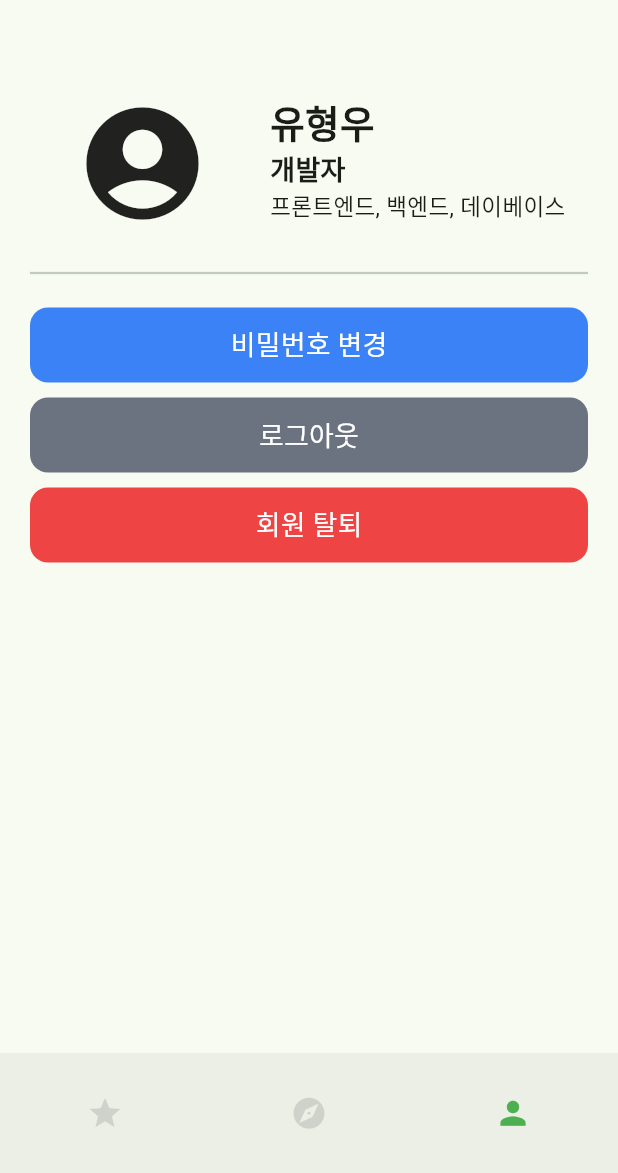
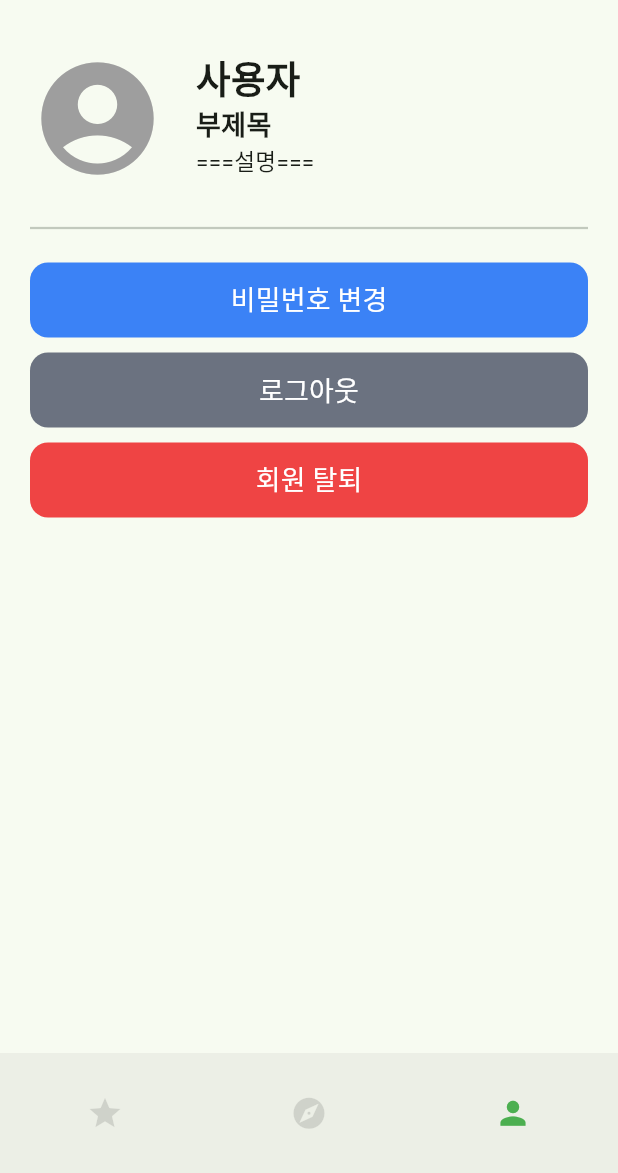
Before and after one commit to LeeHuSeong/EVFinder, a Flutter app: the MainView screen opened directly, item 3 of the bottom bar chosen, on a phone screen of 412 x 824 dp, the part 63-1236 px from its top. Run offline on Flutter 3.47's test engine with Material 3 defaults, Android fonts, the phone set to English and light mode, and no system bars; our stand-ins replace cloud_firestore, firebase_auth, firebase_core, geolocator, get, google_sign_in and 2 more; missing offline and left inert: flutter_naver_map, flutter_sliding_box; accounts and stored records are empty.

Commit message:
profile card overflow 수정

```diff
--- a/evfinder/lib/View/widget/profile_card.dart
+++ b/evfinder/lib/View/widget/profile_card.dart
@@ -10,23 +10,23 @@ class ProfileCard extends StatelessWidget {
         // Navigator.push(context, MaterialPageRoute(builder: (context) =>));
       },
       child: Padding(
-        padding: const EdgeInsets.only(left: 50.0, top: 50),
+        padding: const EdgeInsets.only(left: 20.0, top: 20),
         child: Row(
           mainAxisAlignment: MainAxisAlignment.start,
           crossAxisAlignment: CrossAxisAlignment.start,
           children: [
-            Icon(Icons.account_circle, size: 90),
-            SizedBox(width: 40),
+            Icon(Icons.account_circle, size: 90, color: Colors.grey),
+            SizedBox(width: MediaQuery.of(context).size.width * 0.05),
             Padding(
               padding: const EdgeInsets.only(right: 15.0),
               child: Column(
                 crossAxisAlignment: CrossAxisAlignment.start,
                 children: [
-                  Text("유형우", style: TextStyle(fontSize: 25, fontWeight: FontWeight.bold)),
-                  Text("개발자", style: TextStyle(fontSize: 18, fontWeight: FontWeight.w600)),
+                  Text("사용자", style: TextStyle(fontSize: 25, fontWeight: FontWeight.bold)),
+                  Text("부제목", style: TextStyle(fontSize: 18, fontWeight: FontWeight.w600)),
                   SizedBox(
                     width: 200,
-                    child: Text("프론트엔드, 백엔드, 데이베이스", style: TextStyle(fontSize: 15, fontWeight: FontWeight.w400), softWrap: true),
+                    child: Text("===설명===", style: TextStyle(fontSize: 15, fontWeight: FontWeight.w400), softWrap: true),
                   ),
                 ],
               ),
```
